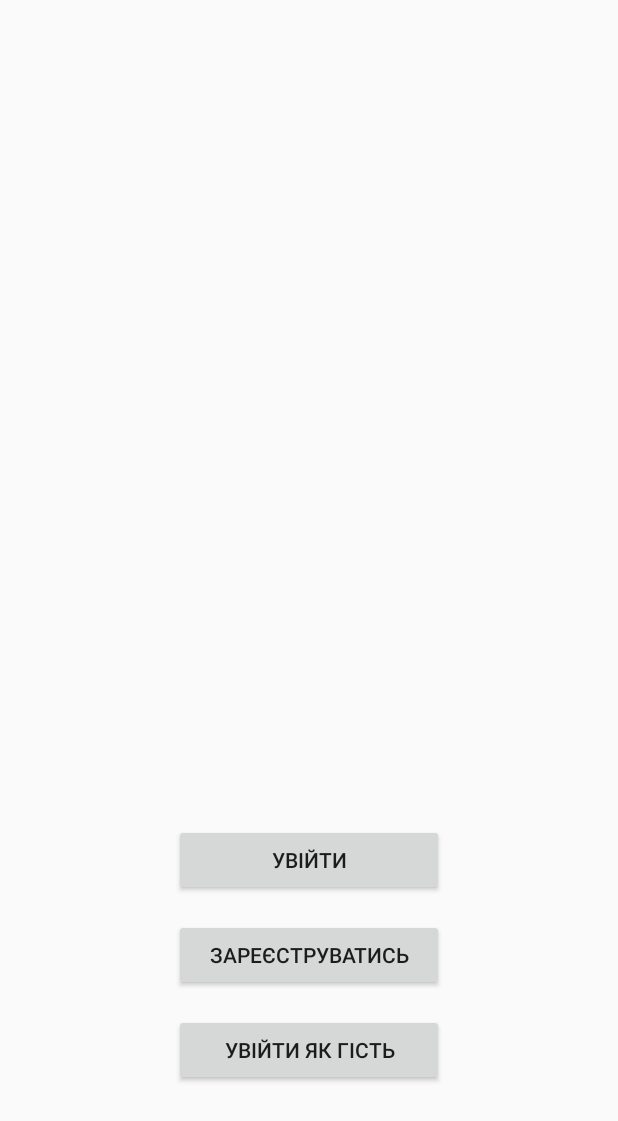
After one commit to shadercat/havvka_mobile, an Android app: the LoginActivity screen opened directly, with no data from a screen before it, on a phone screen of 412 x 824 dp. The commit adds this screen. Shown: the top 1121 px of the screen. Run offline under Robolectric (Android 15) with nearby library versions, the phone set to English and light mode, and no system bars; 6 statements that could not run were skipped.

Commit message:
Login activity (prototype)
Added prototype of login activity.

```diff
--- a/Havvka_mobile/app/src/main/AndroidManifest.xml
+++ b/Havvka_mobile/app/src/main/AndroidManifest.xml
@@ -9,7 +9,10 @@
         android:roundIcon="@mipmap/ic_launcher_round"
         android:supportsRtl="true"
         android:theme="@style/AppTheme">
-        <activity android:name=".MainActivity">
+        <activity android:name=".LoginActivity"
+            android:screenOrientation="portrait"></activity>
+        <activity android:name=".MainActivity"
+            android:screenOrientation="portrait">
             <intent-filter>
                 <action android:name="android.intent.action.MAIN" />
 
--- /dev/null
+++ b/Havvka_mobile/app/src/main/java/shadercat/havvka_mobile/LoginActivity.java
@@ -0,0 +1,41 @@
+package shadercat.havvka_mobile;
+
+import android.support.v7.app.AppCompatActivity;
+import android.os.Bundle;
+import android.view.View;
+import android.widget.Button;
+
+//activity for login (sing up, sing in or guest)
+//Name of layout: activity_login
+public class LoginActivity extends AppCompatActivity {
+
+    Button Sign_in = (Button) findViewById(R.id.activity_login_sign_in);
+    Button Register = (Button) findViewById(R.id.activity_login_register);
+    Button Guest = (Button) findViewById(R.id.activity_login_guest);
+    @Override
+    protected void onCreate(Bundle savedInstanceState) {
+        super.onCreate(savedInstanceState);
+        setContentView(R.layout.activity_login);
+
+        Sign_in.setOnClickListener(new View.OnClickListener() {
+            @Override
+            public void onClick(View v) {
+                //code for button sign in (when pressed)
+            }
+        });
+
+        Register.setOnClickListener(new View.OnClickListener() {
+            @Override
+            public void onClick(View v) {
+                //code for button register (when pressed)
+            }
+        });
+
+        Guest.setOnClickListener(new View.OnClickListener() {
+            @Override
+            public void onClick(View v) {
+                //code for button guest (when pressed)
+            }
+        });
+    }
+}
--- a/Havvka_mobile/app/src/main/java/shadercat/havvka_mobile/MainActivity.java
+++ b/Havvka_mobile/app/src/main/java/shadercat/havvka_mobile/MainActivity.java
@@ -2,8 +2,12 @@ package shadercat.havvka_mobile;
 
 import android.support.v7.app.AppCompatActivity;
 import android.os.Bundle;
+//this class is entry point for application.
+public class MainActivity extends AppCompatActivity {
 
-public class MainActivity extends AppCompatActivity {
+    final int REQUEST_SUCCESS = 1;
+    final int REQUEST_FAILED = 0;
+    public boolean Is_login = false;
 
     @Override
     protected void onCreate(Bundle savedInstanceState) {
--- /dev/null
+++ b/Havvka_mobile/app/src/main/res/layout/activity_login.xml
@@ -0,0 +1,40 @@
+<?xml version="1.0" encoding="utf-8"?>
+<RelativeLayout xmlns:android="http://schemas.android.com/apk/res/android"
+    android:id="@+id/activity_main"
+    android:layout_width="match_parent"
+    android:layout_height="match_parent">
+
+    <Button
+        android:id="@+id/activity_login_sign_in"
+        android:layout_width="180dp"
+        android:layout_height="wrap_content"
+        android:paddingTop="5dp"
+        android:paddingBottom="5dp"
+        android:text="@string/Sign_in"
+        android:layout_above="@+id/activity_login_register"
+        android:layout_centerHorizontal="true"
+        />
+    <Button
+        android:id="@+id/activity_login_register"
+        android:layout_width="180dp"
+        android:layout_height="wrap_content"
+        android:layout_above="@+id/activity_login_guest"
+        android:layout_centerHorizontal="true"
+        android:paddingTop="5dp"
+        android:paddingBottom="5dp"
+        android:layout_marginTop="15dp"
+        android:text="@string/Register"
+        />
+    <Button
+        android:id="@+id/activity_login_guest"
+        android:layout_width="180dp"
+        android:layout_height="wrap_content"
+        android:layout_centerHorizontal="true"
+        android:paddingTop="5dp"
+        android:paddingBottom="5dp"
+        android:layout_marginTop="15dp"
+        android:text="@string/Sign_in_guest"
+        android:layout_marginBottom="100dp"
+        android:layout_alignParentBottom="true"
+        />
+</RelativeLayout>
--- a/Havvka_mobile/app/src/main/res/values/strings.xml
+++ b/Havvka_mobile/app/src/main/res/values/strings.xml
@@ -1,3 +1,6 @@
 <resources>
-    <string name="app_name">Havvka_mobile</string>
+    <string name="app_name">Havvka mobile</string>
+    <string name="Sign_in">Увійти</string>
+    <string name="Register">Зареєструватись</string>
+    <string name="Sign_in_guest">Увійти як гість</string>
 </resources>
--- a/Havvka_mobile/app/src/main/res/values/styles.xml
+++ b/Havvka_mobile/app/src/main/res/values/styles.xml
@@ -6,6 +6,7 @@
         <item name="colorPrimary">@color/colorPrimary</item>
         <item name="colorPrimaryDark">@color/colorPrimaryDark</item>
         <item name="colorAccent">@color/colorAccent</item>
+        <item name="windowNoTitle">true</item>
     </style>
 
 </resources>
```
